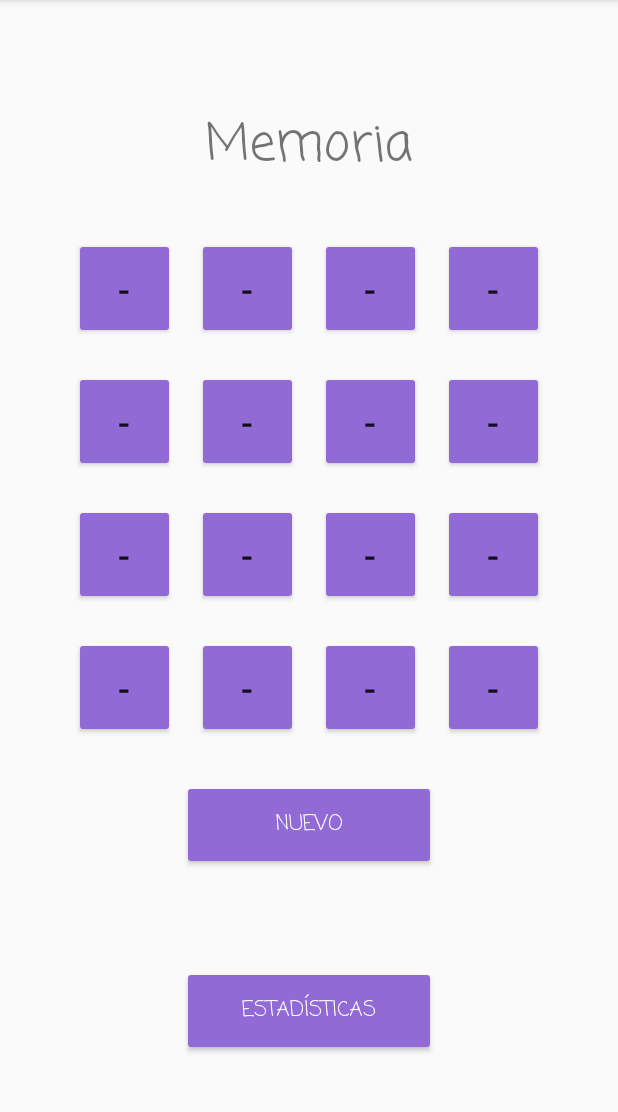
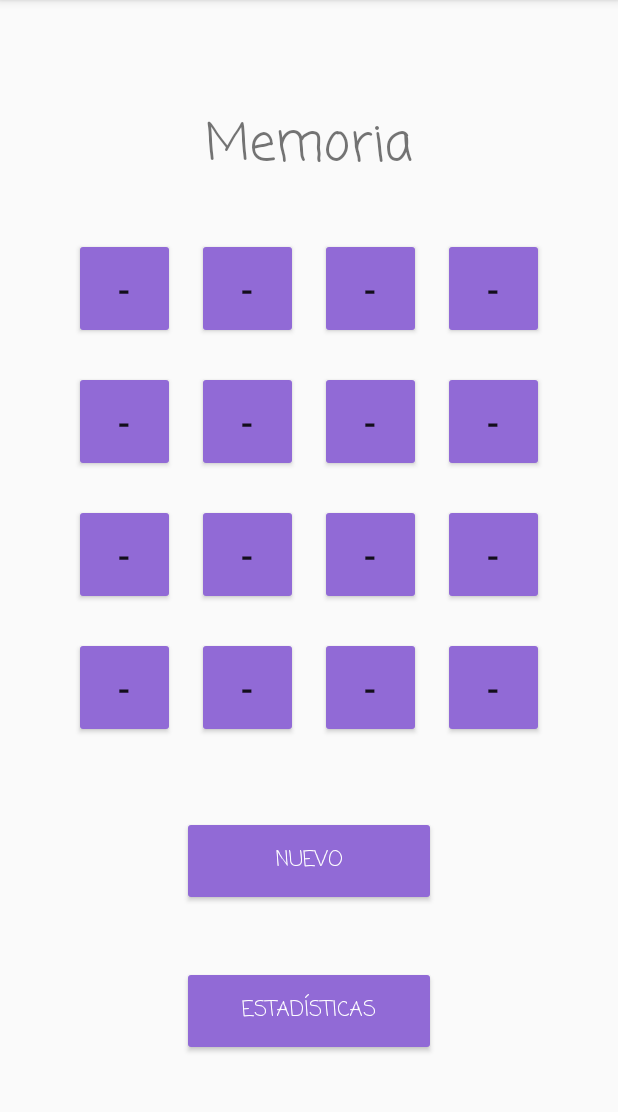
Before and after one commit to Joau0824/ServiciosIotLab, an Android app: the MainActivityMemoria screen opened directly, with no data from a screen before it, on a phone screen of 412 x 824 dp, the part 84-1196 px from its top. Run offline under Robolectric (Android 15) with nearby library versions, the light colour scheme and no system bars.

Commit message:
muchas otras cosas

```diff
--- a/app/src/main/res/layout/activity_main_memoria.xml
+++ b/app/src/main/res/layout/activity_main_memoria.xml
@@ -6,6 +6,17 @@
     android:layout_height="match_parent"
     tools:context=".MainActivityMemoria">
 
+    <TextView
+        android:id="@+id/mostrarTiempo"
+        android:layout_width="wrap_content"
+        android:layout_height="wrap_content"
+        android:layout_marginTop="16dp"
+        android:textSize="20sp"
+        app:layout_constraintEnd_toEndOf="parent"
+        app:layout_constraintHorizontal_bias="0.498"
+        app:layout_constraintStart_toStartOf="parent"
+        app:layout_constraintTop_toBottomOf="@+id/linearLayout" />
+
     <Button
         android:id="@+id/btn_StatsMem3"
         android:layout_width="169dp"
@@ -13,12 +24,12 @@
         android:layout_marginBottom="64dp"
         android:backgroundTint="#916AD6"
         android:fontFamily="casual"
-        android:onClick="abrirMemoStats"
+        android:onClick="openMemoriaEstadisticas"
         android:text="Estadísticas"
         android:textColor="#FFFFFF"
         app:layout_constraintBottom_toBottomOf="parent"
-        app:layout_constraintEnd_toEndOf="parent"
-        app:layout_constraintStart_toStartOf="parent"
+        app:layout_constraintEnd_toEndOf="@+id/btn_nuevoMem3"
+        app:layout_constraintStart_toStartOf="@+id/btn_nuevoMem3"
         app:layout_constraintTop_toBottomOf="@+id/btn_nuevoMem3"
         app:layout_constraintVertical_bias="1.0" />
 
@@ -292,7 +303,7 @@
         android:id="@+id/btn_nuevoMem3"
         android:layout_width="169dp"
         android:layout_height="60dp"
-        android:layout_marginTop="520dp"
+        android:layout_marginTop="544dp"
         android:backgroundTint="#916AD6"
         android:fontFamily="casual"
         android:onClick="rebootJuego"
```
Also changed, not shown: app/src/main/java/com/example/serviciosiotlab/MainActivityMemoria.java (+145 -0 lines).
